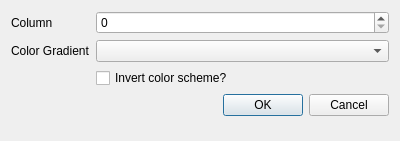
This is Vespucci/GUI/Display/mapdialog.ui in VespucciProject/Vespucci as Qt 5 draws it before an edit. The edited form follows.
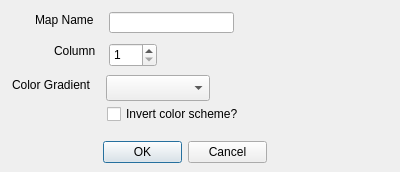
This is the edited form.

Patch:
```diff
--- a/Vespucci/GUI/Display/mapdialog.ui
+++ b/Vespucci/GUI/Display/mapdialog.ui
@@ -7,42 +7,83 @@
     <x>0</x>
     <y>0</y>
     <width>400</width>
-    <height>141</height>
+    <height>172</height>
    </rect>
   </property>
   <property name="windowTitle">
    <string>Create Map</string>
   </property>
-  <layout class="QFormLayout" name="formLayout">
-   <item row="0" column="0">
     <widget class="QLabel" name="label_3">
+   <property name="geometry">
+    <rect>
+     <x>54</x>
+     <y>43</y>
+     <width>47</width>
+     <height>16</height>
+    </rect>
+   </property>
      <property name="text">
       <string>Column</string>
      </property>
     </widget>
-   </item>
-   <item row="0" column="1">
-    <widget class="QSpinBox" name="columnSpinBox"/>
-   </item>
-   <item row="1" column="0">
+  <widget class="QSpinBox" name="columnSpinBox">
+   <property name="geometry">
+    <rect>
+     <x>109</x>
+     <y>43</y>
+     <width>48</width>
+     <height>24</height>
+    </rect>
+   </property>
+   <property name="minimum">
+    <number>1</number>
+   </property>
+  </widget>
     <widget class="QLabel" name="label_2">
+   <property name="geometry">
+    <rect>
+     <x>12</x>
+     <y>77</y>
+     <width>89</width>
+     <height>16</height>
+    </rect>
+   </property>
      <property name="text">
       <string>Color Gradient</string>
      </property>
     </widget>
-   </item>
-   <item row="1" column="1">
-    <widget class="QComboBox" name="gradientComboBox"/>
-   </item>
-   <item row="2" column="1">
+  <widget class="QComboBox" name="gradientComboBox">
+   <property name="geometry">
+    <rect>
+     <x>106</x>
+     <y>75</y>
+     <width>104</width>
+     <height>26</height>
+    </rect>
+   </property>
+  </widget>
     <widget class="QCheckBox" name="invertCheckBox">
+   <property name="geometry">
+    <rect>
+     <x>107</x>
+     <y>104</y>
+     <width>152</width>
+     <height>20</height>
+    </rect>
+   </property>
      <property name="text">
       <string>Invert color scheme?</string>
      </property>
     </widget>
-   </item>
-   <item row="3" column="1">
     <widget class="QDialogButtonBox" name="buttonBox">
+   <property name="geometry">
+    <rect>
+     <x>103</x>
+     <y>136</y>
+     <width>164</width>
+     <height>32</height>
+    </rect>
+   </property>
      <property name="orientation">
       <enum>Qt::Horizontal</enum>
      </property>
@@ -50,8 +91,29 @@
       <set>QDialogButtonBox::Cancel|QDialogButtonBox::Ok</set>
      </property>
     </widget>
-   </item>
-  </layout>
+  <widget class="QLabel" name="label">
+   <property name="geometry">
+    <rect>
+     <x>35</x>
+     <y>12</y>
+     <width>66</width>
+     <height>16</height>
+    </rect>
+   </property>
+   <property name="text">
+    <string>Map Name</string>
+   </property>
+  </widget>
+  <widget class="QLineEdit" name="nameLineEdit">
+   <property name="geometry">
+    <rect>
+     <x>109</x>
+     <y>12</y>
+     <width>125</width>
+     <height>21</height>
+    </rect>
+   </property>
+  </widget>
  </widget>
  <resources/>
  <connections>
```
Lines whose indentation alone changed are shown as unchanged.
